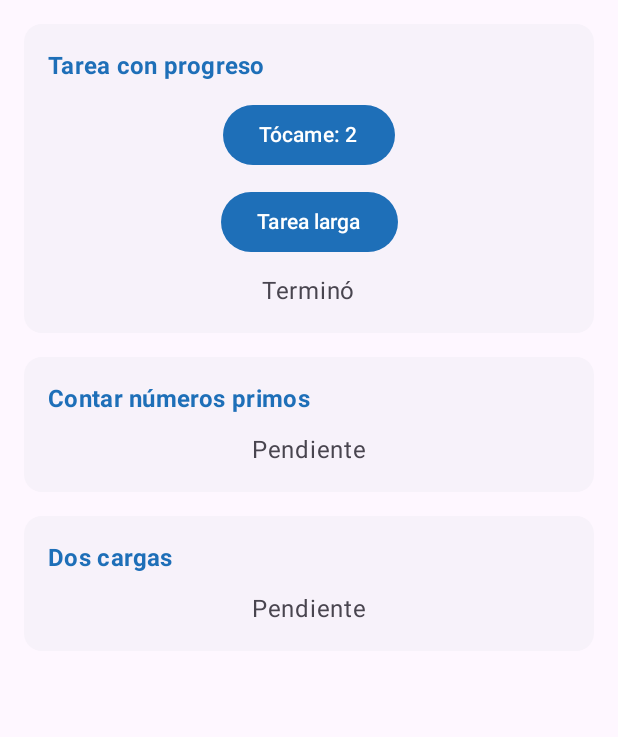
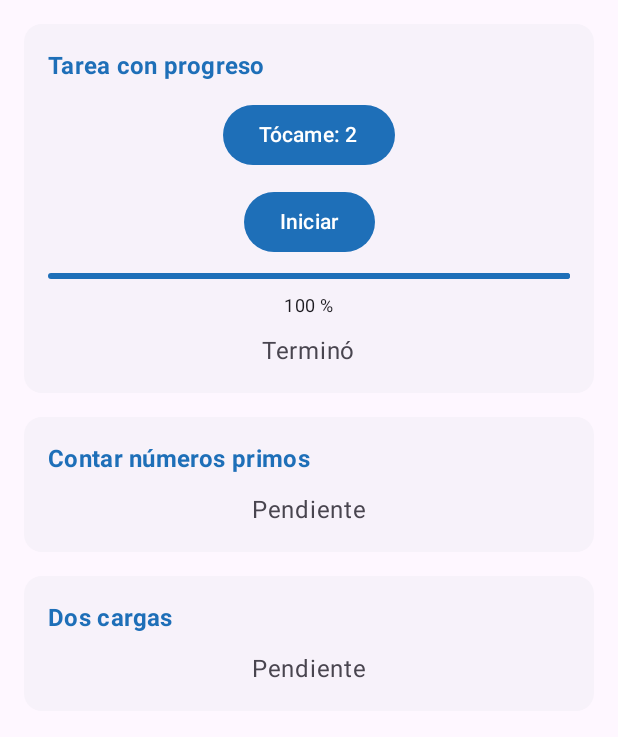
Before and after one commit to LIngaMarin/CentroTareas, an Android app built with Jetpack Compose: the screen it shows after launch (MainActivity), after a tap on an icon or button, on a phone screen of 412 x 824 dp, the part 96-833 px from its top. Run offline under Robolectric (Android 15) with nearby library versions, the phone set to English and light mode, and no system bars; 2 other taps on this screen came first.

Commit message:
feat(progreso): agrega barra de progreso con StateFlow

```diff
--- a/app/src/main/java/com/ingamarin/centrotareas/ui/PantallaTareas.kt
+++ b/app/src/main/java/com/ingamarin/centrotareas/ui/PantallaTareas.kt
@@ -12,6 +12,7 @@ import androidx.compose.material3.Button
 import androidx.compose.material3.Card
 import androidx.compose.material3.CardDefaults
 import androidx.compose.material3.ExperimentalMaterial3Api
+import androidx.compose.material3.LinearProgressIndicator
 import androidx.compose.material3.MaterialTheme
 import androidx.compose.material3.Scaffold
 import androidx.compose.material3.Text
@@ -34,6 +35,7 @@ import com.ingamarin.centrotareas.viewmodel.TareasViewModel
 @Composable
 fun PantallaTareas(vm: TareasViewModel) {
     val mensaje by vm.mensaje.collectAsStateWithLifecycle()
+    val progreso by vm.progreso.collectAsStateWithLifecycle()
 
     // Prueba de vida: si deja de sumar, la pantalla esta congelada
     var toques by rememberSaveable { mutableIntStateOf(0) }
@@ -59,7 +61,12 @@ fun PantallaTareas(vm: TareasViewModel) {
         ) {
             TarjetaTarea("Tarea con progreso") {
                 Button(onClick = { toques++ }) { Text("Tócame: $toques") }
-                Button(onClick = { vm.tareaLarga() }) { Text("Tarea larga") }
+                Button(onClick = { vm.tareaLarga() }) { Text("Iniciar") }
+                LinearProgressIndicator(
+                    progress = { progreso },
+                    modifier = Modifier.fillMaxWidth()
+                )
+                Text("${(progreso * 100).toInt()} %", style = MaterialTheme.typography.bodySmall)
                 Text(mensaje, color = MaterialTheme.colorScheme.onSurfaceVariant)
             }
             TarjetaTarea("Contar números primos") {
--- a/app/src/main/java/com/ingamarin/centrotareas/viewmodel/TareasViewModel.kt
+++ b/app/src/main/java/com/ingamarin/centrotareas/viewmodel/TareasViewModel.kt
@@ -21,24 +21,32 @@ class TareasViewModel(private val repo: TareasRepository) : ViewModel() {
     private val _mensaje = MutableStateFlow("Listo")
     val mensaje: StateFlow<String> = _mensaje.asStateFlow()
 
+    // Avance de la tarea de 0f a 1f. Afuera solo se expone la version de lectura
+    private val _progreso = MutableStateFlow(0f)
+    val progreso: StateFlow<Float> = _progreso.asStateFlow()
+
     /**
-     * La tarea larga en una corrutina: la espera pasa a un hilo de fondo (Dispatchers.Default)
+     * La tarea larga en una corrutina: el trabajo pasa a un hilo de fondo (Dispatchers.Default)
      * y el hilo principal queda libre para dibujar y atender toques.
+     * Avanza en 100 vueltas de 40 ms (unos 4 s) y publica el progreso.
      */
     fun tareaLarga() {
         viewModelScope.launch {
+            _progreso.value = 0f
             _mensaje.value = "Trabajando..."
             Log.d("HILO", "Antes: ${Thread.currentThread().name}")
             withContext(Dispatchers.Default) {
                 Log.d("HILO", "Dentro: ${Thread.currentThread().name}")
-                delay(4000)
+                for (i in 1..100) {
+                    delay(40)
+                    _progreso.value = i / 100f
+                }
             }
             Log.d("HILO", "Despues: ${Thread.currentThread().name}")
             _mensaje.value = "Terminó"
         }
     }
 
-    // TODO Paso 3: progreso
     // TODO Paso 4: trabajo (Job), corriendo y cancelar()
 
     // ----- Contar primos (paso 5)
```
